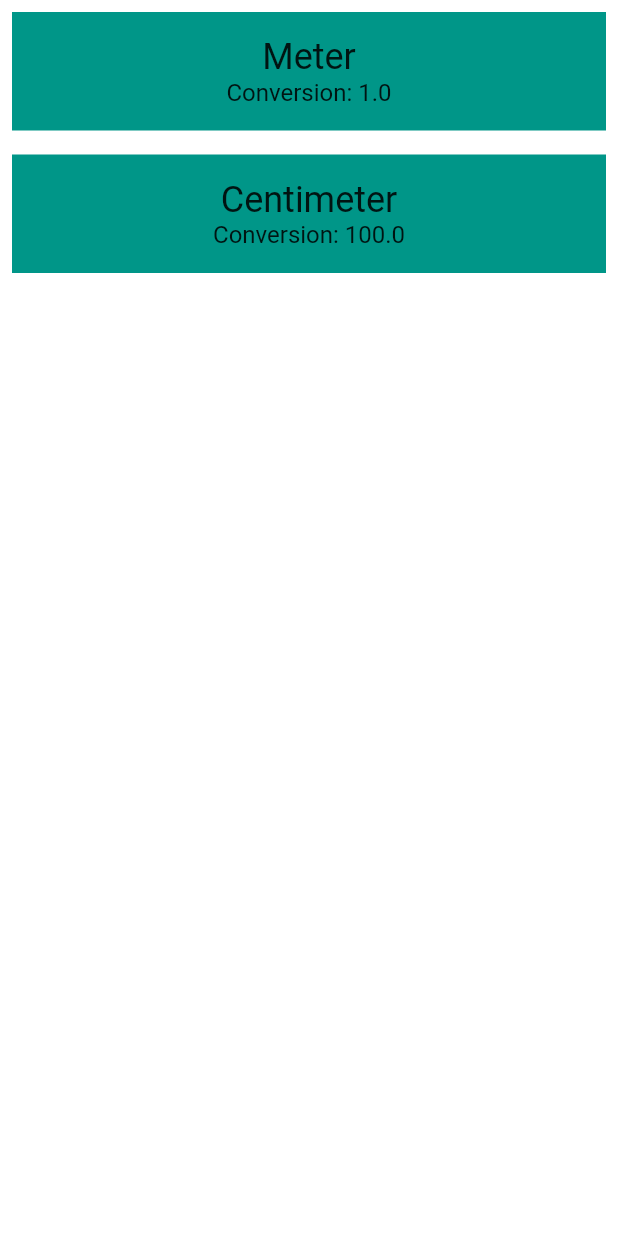
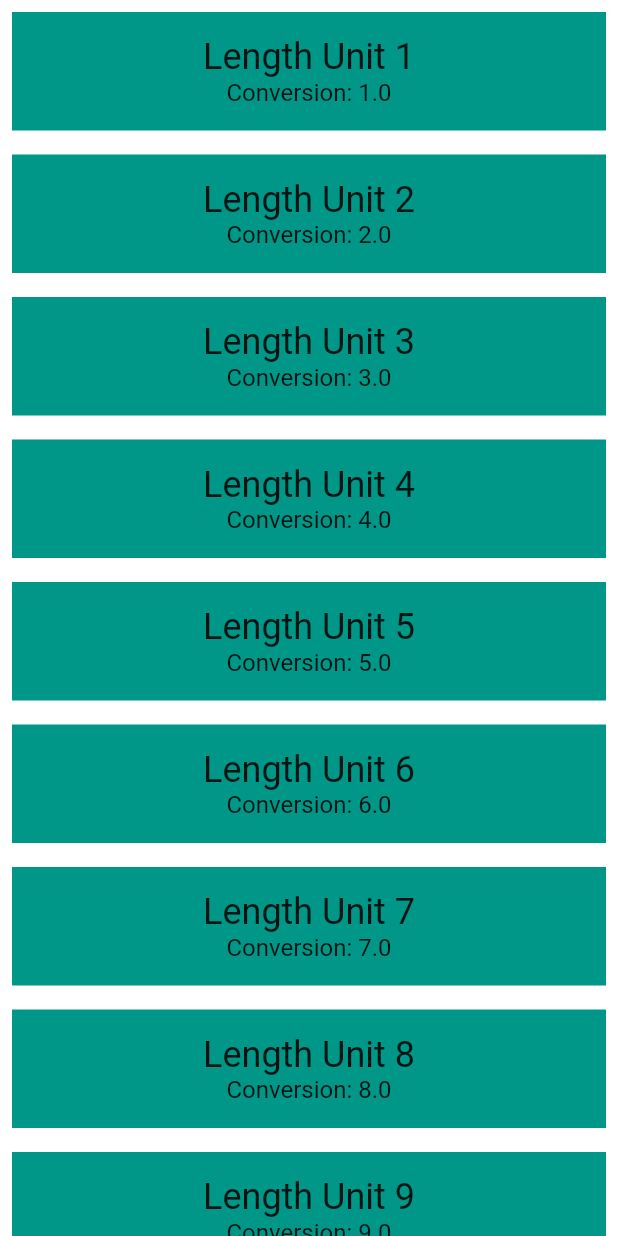
Before and after one commit to sbd2/unit_converter, a Flutter app: the screen it shows after launch, after a tap on "Length", on a phone screen of 412 x 824 dp. Run offline on Flutter 3.47's test engine with Material 2 defaults, Android fonts, the phone set to English and light mode, and no system bars.

Commit message:
Finished first course lesson. Static app.

```diff
--- a/lib/category_route.dart
+++ b/lib/category_route.dart
@@ -3,12 +3,11 @@
 // found in the LICENSE file.
 
 import 'package:flutter/material.dart';
-import 'package:unit_converter/category.dart';
-import 'package:unit_converter/unit.dart';
 
-// TODO: Check if we need to import anything
+import 'category.dart';
+import 'unit.dart';
 
-// TODO: Define any constants
+final _backgroundColor = Colors.green[100];
 
 /// Category Route (screen).
 ///
@@ -17,8 +16,30 @@ import 'package:unit_converter/unit.dart';
 ///
 /// While it is named CategoryRoute, a more apt name would be CategoryScreen,
 /// because it is responsible for the UI at the route's destination.
-class CategoryRoute extends StatelessWidget {
-  const CategoryRoute();
+// TODO: Make CategoryRoute a StatefulWidget
+class CategoryRoute extends StatefulWidget {
+  CategoryRoute();
+
+  // TODO: Create State object for the CategoryRoute
+  @override
+  createState() => _CategoryRouteState();
+}
+
+class _CategoryRouteState extends State<CategoryRoute> {
+
+  var categories = <Category>[];
+
+  @override
+  initState() {
+    for (var i = 0; i < _categoryNames.length; i++) {
+      categories.add(Category(
+        name: _categoryNames[i],
+        color: _baseColors[i],
+        iconLocation: Icons.cake,
+        units: _retrieveUnitList(_categoryNames[i]),
+      ));
+    }
+  }
 
   static const _categoryNames = <String>[
     'Length',
@@ -31,8 +52,6 @@ class CategoryRoute extends StatelessWidget {
     'Currency',
   ];
 
-  static const _icon = Icons.cake;
-
   static const _baseColors = <Color>[
     Colors.teal,
     Colors.orange,
@@ -44,38 +63,52 @@ class CategoryRoute extends StatelessWidget {
     Colors.red,
   ];
 
+  /// Makes the correct number of rows for the list view.
+  ///
+  /// For portrait, we use a [ListView].
+  Widget _buildCategoryWidgets() {
+    return ListView.builder(
+      itemBuilder: (BuildContext context, int index) => categories[index],
+      itemCount: categories.length,
+    );
+  }
+
+  /// Returns a list of mock [Unit]s.
+  List<Unit> _retrieveUnitList(String categoryName) {
+    return List.generate(10, (int i) {
+      i += 1;
+      return Unit(
+        name: '$categoryName Unit $i',
+        conversion: i.toDouble(),
+      );
+    });
+  }
+
   @override
   Widget build(BuildContext context) {
-    // TODO: Create a list of the eight Categories, using the names and colors
-    // from above. Use a placeholder icon, such as `Icons.cake` for each
-    // Category. We'll add custom icons later.
+    // TODO: Instead of re-creating a list of Categories in every build(),
+    // save this as a variable inside the State object and create
+    // the list at initialization (in initState()).
+    // This way, you also don't have to pass in the list of categories to
+    // _buildCategoryWidgets()
 
-    // TODO: Create a list view of the Categories
     final listView = Container(
-        color: Colors.green[100],
-        padding: EdgeInsets.symmetric(horizontal: 8.0),
-        child: ListView.builder(
-          itemCount: _categoryNames.length,
-          itemBuilder: (context, index) {
-            return Category(
-              name: _categoryNames[index],
-              color: _baseColors[index],
-              iconLocation: _icon,
-              units: <Unit>[
-                Unit(name: 'Meter', conversion: 1.0),
-                Unit(name: 'Centimeter', conversion: 100.0)
-              ],
-            );
-          },
-        ));
+      color: _backgroundColor,
+      padding: EdgeInsets.symmetric(horizontal: 8.0),
+      child: _buildCategoryWidgets(),
+    );
 
-    // TODO: Create an App Bar
     final appBar = AppBar(
-      title: Text('Unit Converter',
-          style: TextStyle(color: Colors.black, fontSize: 30.0)),
+      elevation: 0.0,
+      title: Text(
+        'Unit Converter',
+        style: TextStyle(
+          color: Colors.black,
+          fontSize: 30.0,
+        ),
+      ),
       centerTitle: true,
-      elevation: 0.0,
-      backgroundColor: Colors.green[100],
+      backgroundColor: _backgroundColor,
     );
 
     return Scaffold(
--- a/lib/converter_route.dart
+++ b/lib/converter_route.dart
@@ -13,35 +13,43 @@ import 'unit.dart';
 ///
 /// While it is named ConverterRoute, a more apt name would be ConverterScreen,
 /// because it is responsible for the UI at the route's destination.
-class ConverterRoute extends StatelessWidget {
+// TODO: Make ConverterRoute a StatefulWidget
+class ConverterRoute extends StatefulWidget {
+
+  /// This [Category]'s name.
+  final String name;
+
+  /// Color for this [Category].
+  final Color color;
+
   /// Units for this [Category].
   final List<Unit> units;
-  final String name;
-  final ColorSwatch color;
 
   /// This [ConverterRoute] requires the name, color, and units to not be null.
-  // TODO: Pass in the [Category]'s name and color
   const ConverterRoute({
     @required this.name,
     @required this.color,
     @required this.units,
-  })  : assert(units != null),
-        assert(name != null),
-        assert(color != null);
+  })  : assert(name != null),
+        assert(color != null),
+        assert(units != null);
+
+  @override
+  createState() => _ConverterRouteState();
+  }
+
+  class _ConverterRouteState extends State<ConverterRoute> {
+
+  // TODO: Create State object for the ConverterRoute
 
   @override
   Widget build(BuildContext context) {
-    final appBar = AppBar(
-        backgroundColor: this.color,
-        title: Text(this.name),
-        centerTitle: true,
-        elevation: 0.0);
-
     // Here is just a placeholder for a list of mock units
-    final unitWidgets = units.map((Unit unit) {
-      // TODO: Set the color for this Container
+    // TODO: Once the build() function is inside the State object,
+    // you'll have to reference this using `widget.units`
+    final unitWidgets = widget.units.map((Unit unit) {
       return Container(
-        color: this.color,
+        color: widget.color,
         margin: EdgeInsets.all(8.0),
         padding: EdgeInsets.all(16.0),
         child: Column(
```
